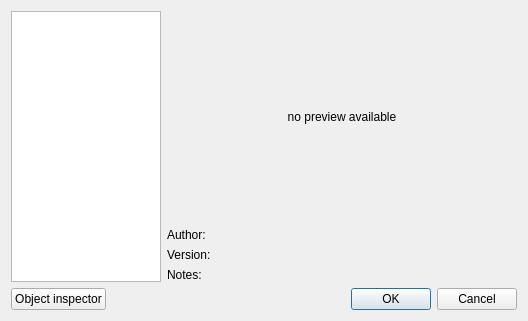
Qt form ui/ThemeSelector.ui (zyantific/IDASkins) before a commit.
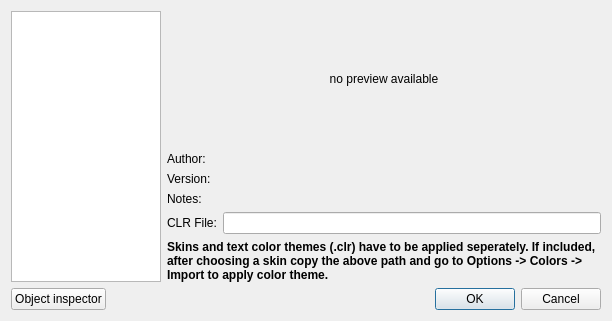
The same form after that commit.

Commit message: Add color theme selection box and install instructions

Patch:
```diff
--- a/ui/ThemeSelector.ui
+++ b/ui/ThemeSelector.ui
@@ -6,7 +6,7 @@
    <rect>
     <x>0</x>
     <y>0</y>
-    <width>528</width>
+    <width>612</width>
     <height>321</height>
    </rect>
   </property>
@@ -130,6 +130,36 @@
            </property>
           </widget>
          </item>
+         <item row="3" column="0">
+          <widget class="QLabel" name="lblClrPath">
+           <property name="text">
+            <string>CLR File:</string>
+           </property>
+          </widget>
+         </item>
+         <item row="3" column="1">
+          <widget class="QLineEdit" name="leClrPathVal">
+           <property name="readOnly">
+            <bool>true</bool>
+           </property>
+          </widget>
+         </item>
+         <item row="4" column="0" colspan="2">
+          <widget class="QLabel" name="lblInstallInstr">
+           <property name="font">
+            <font>
+             <weight>75</weight>
+             <bold>true</bold>
+            </font>
+           </property>
+           <property name="text">
+            <string>Skins and text color themes (.clr) have to be applied seperately. If included, after choosing a skin copy the above path and go to Options -> Colors -> Import to apply color theme.</string>
+           </property>
+           <property name="wordWrap">
+            <bool>true</bool>
+           </property>
+          </widget>
+         </item>
         </layout>
        </item>
       </layout>
```
The commit also changes 2 other files.
